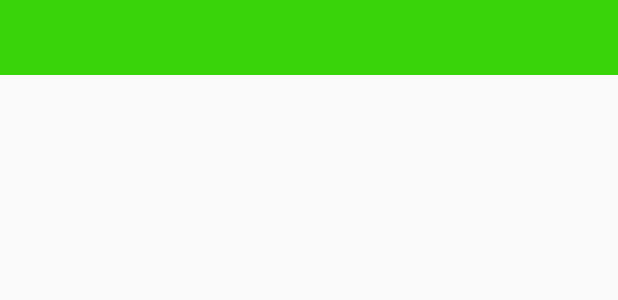
After one commit to Khelle/android-xtt2, an Android app: the layout toolbar_actionbar.xml on its own in the app's theme, with its tools: preview values and no code run, on a phone screen of 412 x 824 dp. The commit adds this screen. Shown: the top 300 px of the screen. Run offline under Robolectric (Android 15) with nearby library versions, the phone set to English and light mode, and no system bars.

Commit message:
Added main frame

```diff
--- /dev/null
+++ b/app/src/main/res/layout/toolbar_actionbar.xml
@@ -0,0 +1,9 @@
+<?xml version="1.0" encoding="utf-8"?>
+<android.support.v7.widget.Toolbar
+    xmlns:android="http://schemas.android.com/apk/res/android"
+    android:id="@+id/recommender_toolbar"
+    android:layout_width="match_parent"
+    android:layout_height="wrap_content"
+    android:minHeight="50dp"
+    android:background="#3ad40b"
+/>
```
Also changed, not shown: app/src/main/res/layout/activity_main.xml (+13 -14 lines), app/src/main/res/layout/drawer_navigation.xml (added, +8 -0 lines).
